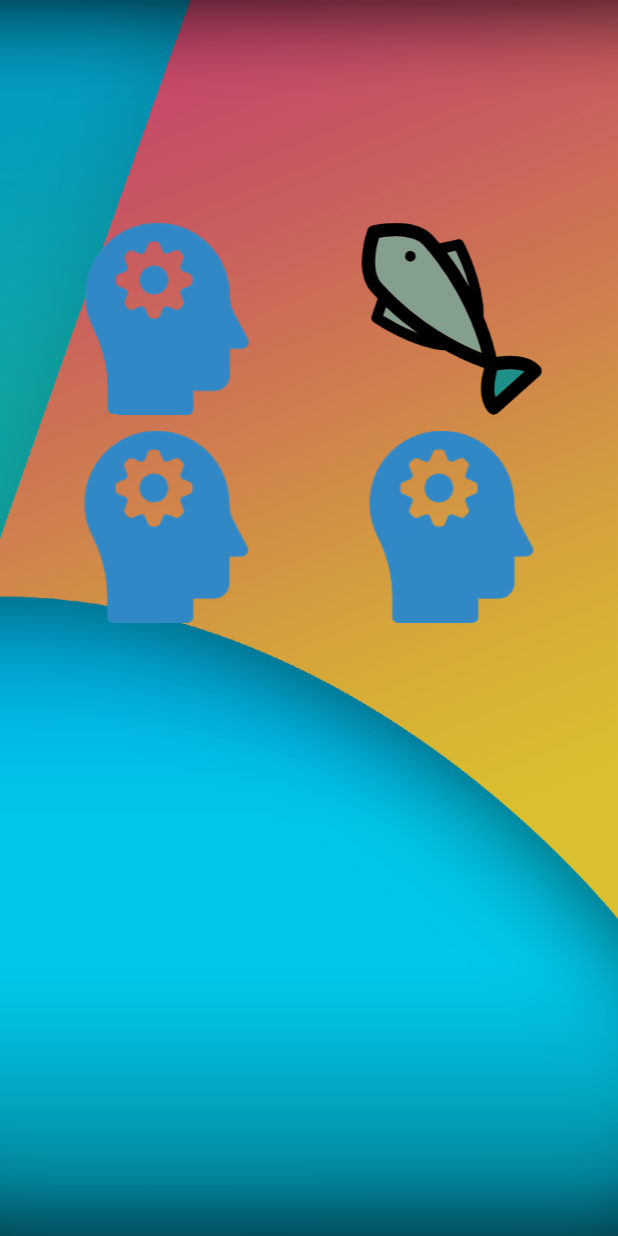
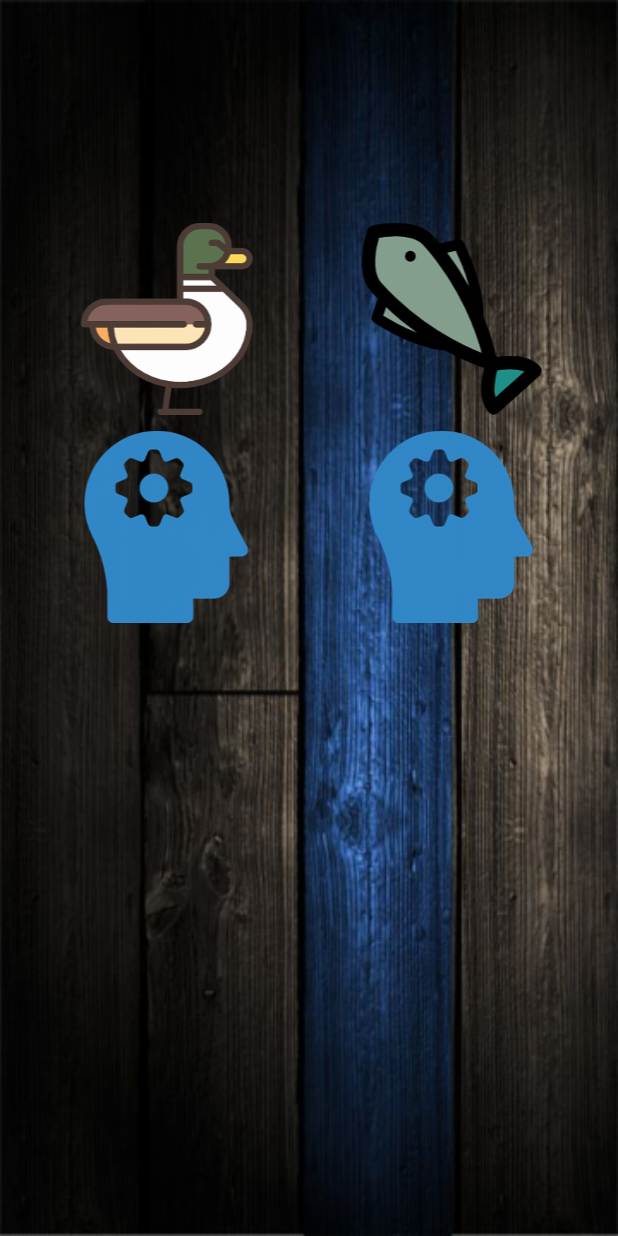
Before and after one commit to medvednic/SoccerMemoryGame, an Android app: the LevelOneGame screen opened directly, with no data from a screen before it, after a tap on an icon or button, on a phone screen of 412 x 824 dp. Run offline under Robolectric (Android 15) with nearby library versions, the phone set to English and light mode, and no system bars; our stand-ins replace ButterKnife, Picasso; pictures from the network do not load; 1 other tap on this screen came first.

Commit message:
Basic game logic implemented: able to detect matching pairs and wins.

```diff
--- a/app/src/main/java/itworks/eddy/soccermemorygame/CardOnclickListener.java
+++ b/app/src/main/java/itworks/eddy/soccermemorygame/CardOnclickListener.java
@@ -1,35 +1,25 @@
 package itworks.eddy.soccermemorygame;
 
-import android.animation.Animator;
-import android.animation.AnimatorInflater;
-import android.animation.AnimatorListenerAdapter;
-import android.content.Context;
 import android.view.View;
-import android.widget.ImageView;
 
-import com.squareup.picasso.Picasso;
+import itworks.eddy.soccermemorygame.Models.Card;
 
 /**
  * Created by medve on 11/05/2016.
  */
 public class CardOnclickListener implements View.OnClickListener {
 
-    //ImageView imageView;
-    int resource;
-    static Context context;
+    Card card;
 
-    public CardOnclickListener(int resource) {
-        //this.imageView = view;
-        this.resource = resource;
-    }
-
-    public static void setContext(Context context) {
-        CardOnclickListener.context = context;
+    public CardOnclickListener(Card card) {
+        this.card = card;
     }
 
     @Override
     public void onClick(final View v) {
-        final ImageView imageView = (ImageView) v;
+        GameLogic.selectCard(card);
+        /*final ImageView imageView = (ImageView) v;
+        if (GameLogic.selectCard(card)){
             imageView.setEnabled(false);
             Animator a = AnimatorInflater.loadAnimator(context, R.animator.to_mid);
             a.addListener(new AnimatorListenerAdapter() {
@@ -42,7 +32,14 @@ public class CardOnclickListener implements View.OnClickListener {
                         @Override
                         public void onAnimationEnd(Animator animation) {
                             super.onAnimationEnd(animation);
-                        // TODO: 11/05/2016 happens only if no match was made
+                            if (GameLogic.checkMatch()) {
+                                Toast.makeText(context, "Match found!", Toast.LENGTH_SHORT).show();
+                                GameLogic.clearSelection();
+                                if (GameLogic.checkWin()){
+                                    Toast.makeText(context, "You have won!", Toast.LENGTH_SHORT).show();
+                                }
+                            }
+                            else {
                                 Animator a = AnimatorInflater.loadAnimator(context, R.animator.back_to_mid);
                                 a.addListener(new AnimatorListenerAdapter() {
                                     @Override
@@ -55,6 +52,7 @@ public class CardOnclickListener implements View.OnClickListener {
                                             @Override
                                             public void onAnimationEnd(Animator animation) {
                                                 super.onAnimationEnd(animation);
+                                                GameLogic.clearSelection();
                                                 imageView.setEnabled(true);
                                             }
                                         });
@@ -64,6 +62,8 @@ public class CardOnclickListener implements View.OnClickListener {
                                 a.setTarget(imageView);
                                 a.start();
                             }
+
+                        }
                     });
                     a.setTarget(imageView);
                     a.start();
@@ -71,10 +71,9 @@ public class CardOnclickListener implements View.OnClickListener {
             });
             a.setTarget(imageView);
             a.start();
-
+        }*/
     }
 }
-
 //old animate base animations
         /*imageView.animate().rotationY(90).setDuration(500).setListener(new AnimatorListenerAdapter() {
             @Override
--- a/app/src/main/java/itworks/eddy/soccermemorygame/GameLogic.java
+++ b/app/src/main/java/itworks/eddy/soccermemorygame/GameLogic.java
@@ -1,6 +1,14 @@
 package itworks.eddy.soccermemorygame;
 
+import android.animation.Animator;
+import android.animation.AnimatorInflater;
+import android.animation.AnimatorListenerAdapter;
+import android.content.Context;
+import android.util.Log;
 import android.widget.ImageView;
+import android.widget.Toast;
+
+import com.squareup.picasso.Picasso;
 
 import java.util.ArrayList;
 import java.util.List;
@@ -13,14 +21,20 @@ import itworks.eddy.soccermemorygame.Models.Card;
  */
 public class GameLogic {
 
+    private static Context context;
     private static int cardsNum;
+    private static int unmatchedCards;
     private static List<Card> cards;
+    private static List<Card> selectedCards;
     private static List<Integer> randomized;
 
-    public static void initCards(List<ImageView> imageViews, int [] resources){
+    public static void initCards(List<ImageView> imageViews, int [] resources, Context gameContext){
+        context = gameContext;
         cards = new ArrayList<>();
+        selectedCards = new ArrayList<>();
         randomized = new ArrayList<>();
         cardsNum = imageViews.size();
+        unmatchedCards = cardsNum;
         int [] randIndex = new int[2];
         Random randomGen = new Random();
         for (int resourceId: resources) {
@@ -35,9 +49,112 @@ public class GameLogic {
         }
     }
 
+    public static void selectCard(Card selectedCard){
+        if (selectedCards.size() < 2 && !selectedCards.contains(selectedCard)){
+            selectedCards.add(selectedCard);
+            revealCard(selectedCard);
+        }
+    }
+
+    private static void revealCard(final Card card) {
+        final ImageView imageView = card.getView();
+        final int resource = card.getResource();
+        imageView.setEnabled(false);
+        Animator a = AnimatorInflater.loadAnimator(context, R.animator.to_mid);
+        a.addListener(new AnimatorListenerAdapter() {
+            @Override
+            public void onAnimationEnd(Animator animation) {
+                super.onAnimationEnd(animation);
+                Picasso.with(context).load(resource).into(imageView);
+                Animator a = AnimatorInflater.loadAnimator(context, R.animator.from_mid);
+                a.addListener(new AnimatorListenerAdapter() {
+                    @Override
+                    public void onAnimationEnd(Animator animation) {
+                        super.onAnimationEnd(animation);
+                        if (selectedCards.size() == 2 && selectedCards.get(1) == card){ //run check only after second flip
+                            if (checkMatch()) {
+                                Toast.makeText(context, "Match found!", Toast.LENGTH_SHORT).show();
+                                //clearSelection();
+                                checkWin();
+                            }
+                        }
+                        /*else {
+                            hideCard(selectedCards.get(0).getView()); //how to make it work? si it possible?!
+                        }*/
+                    }
+                });
+                a.setTarget(imageView);
+                a.start();
+            }
+        });
+        a.setTarget(imageView);
+        a.start();
+    }
+
+    private static void hideCard(final ImageView imageView) {
+        Animator a = AnimatorInflater.loadAnimator(context, R.animator.back_to_mid);
+        a.addListener(new AnimatorListenerAdapter() {
+            @Override
+            public void onAnimationEnd(Animator animation) {
+                super.onAnimationEnd(animation);
+                Picasso.with(context).load(R.drawable.gear_head).into(imageView);
+                Animator a = AnimatorInflater.loadAnimator(context, R.animator.back_from_mid);
+                a.setTarget(imageView);
+                a.addListener(new AnimatorListenerAdapter() {
+                    @Override
+                    public void onAnimationEnd(Animator animation) {
+                        super.onAnimationEnd(animation);
+                        if (selectedCards.size() == 2 && selectedCards.get(1).getView() == imageView){
+                            clearSelection();
+                        }
+                        imageView.setEnabled(true);
+                    }
+                });
+                a.start();
+            }
+        });
+        a.setTarget(imageView);
+        a.start();
+    }
+
+    public static boolean checkMatch() {
+        Log.d("Check for size: ", String.valueOf(selectedCards.size()));
+        //if (selectedCards.size() == 2){
+        if (selectedCards.get(0).getResource() == selectedCards.get(1).getResource()){
+            clearSelection();
+            return true;
+        }
+        else{
+            hideCard(selectedCards.get(0).getView());
+            hideCard(selectedCards.get(1).getView());
+        }
+        //}
+        return false;
+    }
+
+    public static void checkWin(){
+        unmatchedCards -=2;
+        if (unmatchedCards == 0){
+            Toast.makeText(context, "You have won!", Toast.LENGTH_SHORT).show();
+        }
+    }
+
+    public static void clearSelection() {
+        Log.d("Size before clear",String.valueOf(selectedCards.size()));
+        if (selectedCards.size() == 2){
+            selectedCards.remove(1);
+            selectedCards.remove(0);
+        }
+        else if (selectedCards.size() == 1){
+            selectedCards.remove(0);
+        }
+        Log.d("Size after clear",String.valueOf(selectedCards.size()));
+    }
+
     public static void clear(){
         cards = new ArrayList<>();
+        selectedCards = new ArrayList<>();
         randomized = new ArrayList<>();
-        cardsNum = 0;
+        context = null;
     }
 }
--- a/app/src/main/java/itworks/eddy/soccermemorygame/Models/Card.java
+++ b/app/src/main/java/itworks/eddy/soccermemorygame/Models/Card.java
@@ -14,19 +14,10 @@ public class Card {
     public Card(ImageView view, int resource) {
         this.view = view;
         this.resource = resource;
-        view.setOnClickListener(new CardOnclickListener(resource));
-    }
-
-    public void setView(ImageView view) {
-        this.view = view;
-    }
-
-    public void setResource(int resource) {
-        this.resource = resource;
+        view.setOnClickListener(new CardOnclickListener(this));
     }
 
     public ImageView getView() {
-
         return view;
     }
 
--- a/app/src/main/java/itworks/eddy/soccermemorygame/Views/LevelOneGame.java
+++ b/app/src/main/java/itworks/eddy/soccermemorygame/Views/LevelOneGame.java
@@ -1,8 +1,9 @@
 package itworks.eddy.soccermemorygame.Views;
 
+import android.content.DialogInterface;
 import android.os.Bundle;
+import android.support.v7.app.AlertDialog;
 import android.support.v7.app.AppCompatActivity;
-import android.view.View;
 import android.widget.ImageView;
 
 import java.util.ArrayList;
@@ -10,9 +11,7 @@ import java.util.List;
 
 import butterknife.Bind;
 import butterknife.ButterKnife;
-import butterknife.OnClick;
 import itworks.eddy.soccermemorygame.BackgroundMusic;
-import itworks.eddy.soccermemorygame.CardOnclickListener;
 import itworks.eddy.soccermemorygame.GameLogic;
 import itworks.eddy.soccermemorygame.R;
 
@@ -26,7 +25,6 @@ public class LevelOneGame extends AppCompatActivity {
     ImageView ivCard2;
     @Bind(R.id.ivCard3)
     ImageView ivCard3;
-    private int boardSize = 4;
     List<ImageView> ivCards = new ArrayList<>();
     private int [] resources = {R.drawable.animal, R.drawable.fish};
 
@@ -34,13 +32,13 @@ public class LevelOneGame extends AppCompatActivity {
     protected void onCreate(Bundle savedInstanceState) {
         super.onCreate(savedInstanceState);
         setContentView(R.layout.activity_level_one_game);
+        this.overridePendingTransition(R.anim.pull_in_left, R.anim.push_out_right);
         ButterKnife.bind(this);
-        CardOnclickListener.setContext(getApplicationContext());
         if (BackgroundMusic.isAllowed()) {
             BackgroundMusic.start(); //resume music
         }
         initIvCardList();
-        GameLogic.initCards(ivCards, resources);
+        GameLogic.initCards(ivCards, resources, getApplicationContext());
     }
 
     private void initIvCardList() {
@@ -60,9 +58,8 @@ public class LevelOneGame extends AppCompatActivity {
 
     @Override
     public void onBackPressed() {
-        GameLogic.clear();
-        finish();
-        super.onBackPressed();
+        this.overridePendingTransition(R.anim.pull_in_right, R.anim.push_out_left);
+        displayBackDialog();
     }
 
     @Override
@@ -73,13 +70,19 @@ public class LevelOneGame extends AppCompatActivity {
         super.onPostResume();
     }
 
-    @OnClick({R.id.ivCard0, R.id.ivCard1})
-    public void onClick(View view) {
-        switch (view.getId()) {
-            case R.id.ivCard0:
-                break;
-            case R.id.ivCard1:
-                break;
-        }
+    private void displayBackDialog() {
+        //display back to main menu dialog
+        new AlertDialog.Builder(this)
+                .setTitle("Back to main menu")
+                .setMessage("Are you sure?")
+                .setNegativeButton("Stay in game", null)
+                .setPositiveButton("Yes", new DialogInterface.OnClickListener() {
+                    @Override
+                    public void onClick(DialogInterface dialog, int which) {
+                        GameLogic.clear();
+                        //finish(); //is necessary?
+                        LevelOneGame.super.onBackPressed();
+                    }
+                }).create().show();
     }
 }
--- a/app/src/main/res/layout/activity_level_one_game.xml
+++ b/app/src/main/res/layout/activity_level_one_game.xml
@@ -7,7 +7,7 @@
     android:paddingLeft="@dimen/activity_horizontal_margin"
     android:paddingRight="@dimen/activity_horizontal_margin"
     android:paddingTop="@dimen/activity_vertical_margin"
-    android:background="@drawable/main_menu_background"
+    android:background="@drawable/wooden_background"
     tools:context="itworks.eddy.soccermemorygame.Views.LevelOneGame">
 
     <LinearLayout
```
Also changed, not shown: app/src/main/java/itworks/eddy/soccermemorygame/Views/SelectLevelFragment.java (+15 -2 lines), app/src/main/res/animator/fade_out.xml (added, +7 -0 lines), app/src/main/res/drawable-hdpi/wooden_background.png (added), app/src/main/res/drawable-mdpi/wooden_background.png (added), app/src/main/res/drawable-xhdpi/wooden_background.png (added), app/src/main/res/drawable-xxhdpi/wooden_background.png (added), 1 other file. Lines whose indentation alone changed are shown as unchanged.
